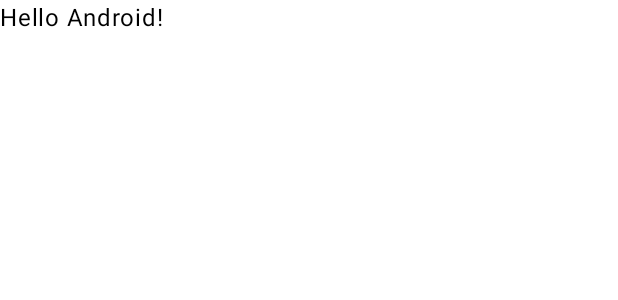
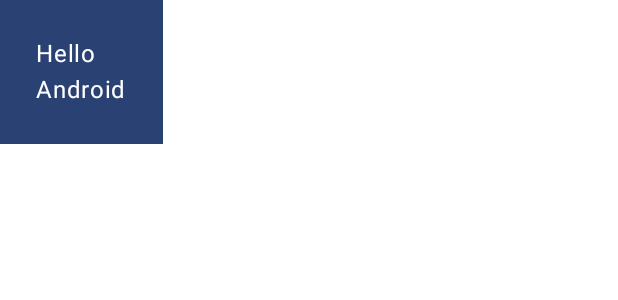
Before and after one commit to davicaetano/BasicsJetpackCompose, an Android app built with Jetpack Compose: the @Preview function GreetingPreview, on a phone screen of 412 x 824 dp. Shown: the top 300 px of the screen. Run offline under Robolectric (Android 15) with nearby library versions, the phone set to English and light mode, and no system bars.

Commit message:
Hello World with 2 texts

```diff
--- a/app/src/main/java/com/davicaetano/basicscodelab/MainActivity.kt
+++ b/app/src/main/java/com/davicaetano/basicscodelab/MainActivity.kt
@@ -4,13 +4,16 @@ import android.os.Bundle
 import androidx.activity.ComponentActivity
 import androidx.activity.compose.setContent
 import androidx.activity.enableEdgeToEdge
+import androidx.compose.foundation.layout.Column
 import androidx.compose.foundation.layout.fillMaxSize
 import androidx.compose.foundation.layout.padding
-import androidx.compose.material3.Scaffold
+import androidx.compose.material3.MaterialTheme
+import androidx.compose.material3.Surface
 import androidx.compose.material3.Text
 import androidx.compose.runtime.Composable
 import androidx.compose.ui.Modifier
 import androidx.compose.ui.tooling.preview.Preview
+import androidx.compose.ui.unit.dp
 import com.davicaetano.basicscodelab.ui.theme.BasicsCodelabTheme
 
 class MainActivity : ComponentActivity() {
@@ -19,29 +22,36 @@ class MainActivity : ComponentActivity() {
         enableEdgeToEdge()
         setContent {
             BasicsCodelabTheme {
-                Scaffold(modifier = Modifier.fillMaxSize()) { innerPadding ->
-                    Greeting(
-                        name = "Android",
-                        modifier = Modifier.padding(innerPadding)
-                    )
-                }
+                MyApp(modifier = Modifier.fillMaxSize())
             }
         }
     }
 }
 
 @Composable
-fun Greeting(name: String, modifier: Modifier = Modifier) {
-    Text(
-        text = "Hello $name!",
-        modifier = modifier
-    )
+fun MyApp(modifier: Modifier = Modifier) {
+    Surface(
+        modifier = modifier,
+        color = MaterialTheme.colorScheme.background
+    ) {
+        Greeting(name = "Android")
+    }
 }
 
-@Preview(showBackground = true)
+@Composable
+fun Greeting(name: String, modifier: Modifier = Modifier) {
+    Surface(color = MaterialTheme.colorScheme.primary) {
+        Column(modifier = modifier.padding(24.dp)) {
+            Text(text = "Hello")
+            Text(text = "$name")
+        }
+    }
+}
+
+@Preview(showBackground = true, name = "Text Preview")
 @Composable
 fun GreetingPreview() {
     BasicsCodelabTheme {
-        Greeting("Android")
+        MyApp()
     }
 }
```
